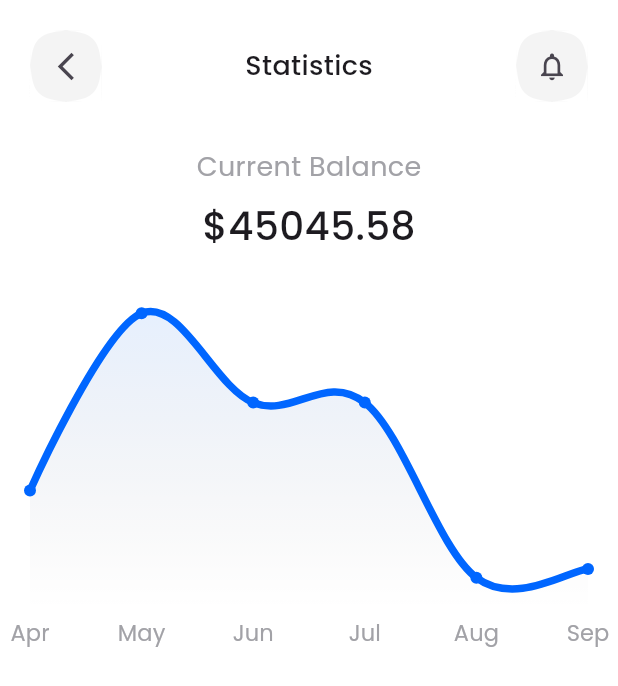
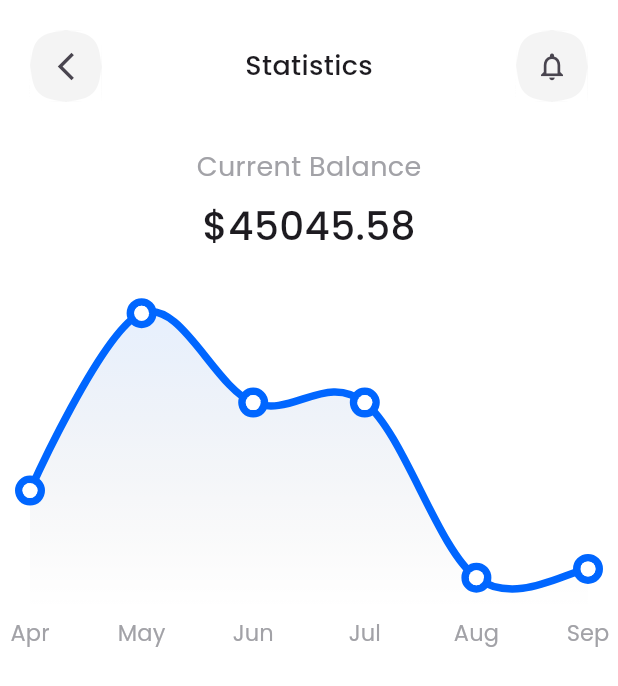
Before and after one commit to ACICT-DEPI/SHR1_SWD4_S1e-Banking-Mobile-App, a Flutter app: the screen it shows after launch, on a phone screen of 412 x 824 dp. Shown: the top 686 px of the screen. Run offline on Flutter 3.47's test engine with Material 3 defaults, Android fonts, the phone set to English and light mode, and no system bars; drawn by our look-alikes of fl_chart.

Commit message:
Update Balance Chart

```diff
--- a/lib/features/statistics/presentation/views/widgets/balance_chart.dart
+++ b/lib/features/statistics/presentation/views/widgets/balance_chart.dart
@@ -67,7 +67,17 @@ class _BalanceChartState extends State<BalanceChart> {
               color: AppColors.blue,
               barWidth: 5,
               isStrokeCapRound: true,
-              dotData: const FlDotData(show: true),
+              dotData: FlDotData(
+                show: true,
+                getDotPainter: (spot, percent, barData, index) {
+                  return FlDotCirclePainter(
+                    radius: 5,
+                    color: AppColors.white,
+                    strokeWidth: 5,
+                    strokeColor: AppColors.blue,
+                  );
+                },
+              ),
               belowBarData: buildBelowBarAreaData(),
             ),
           ],
```
